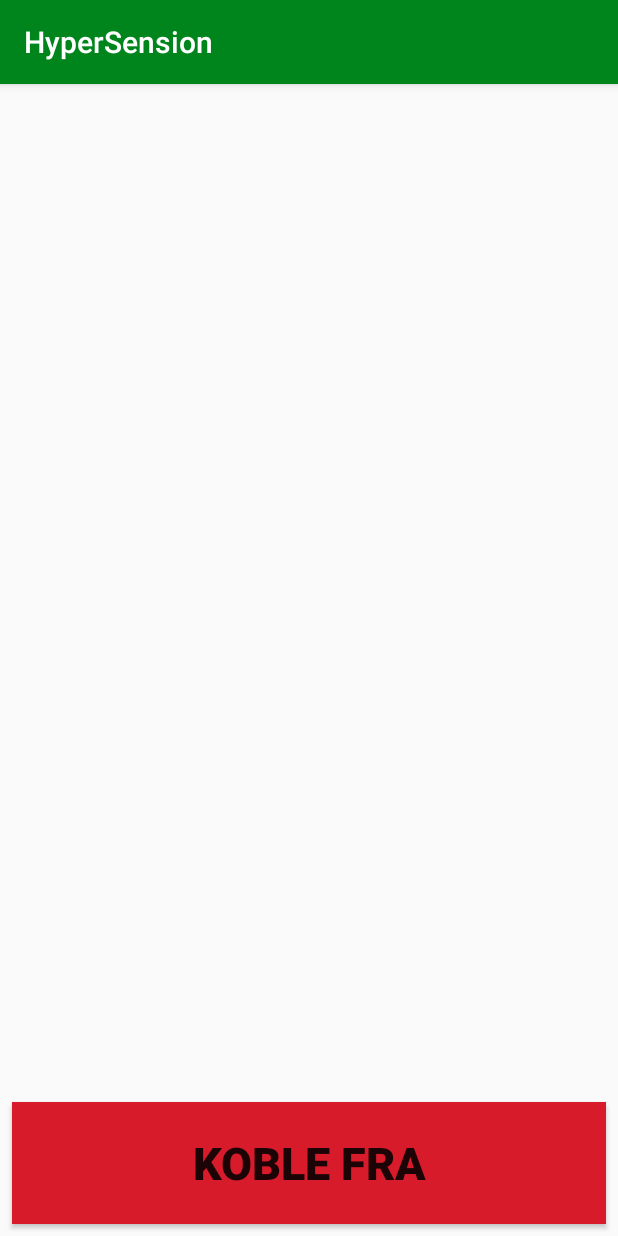
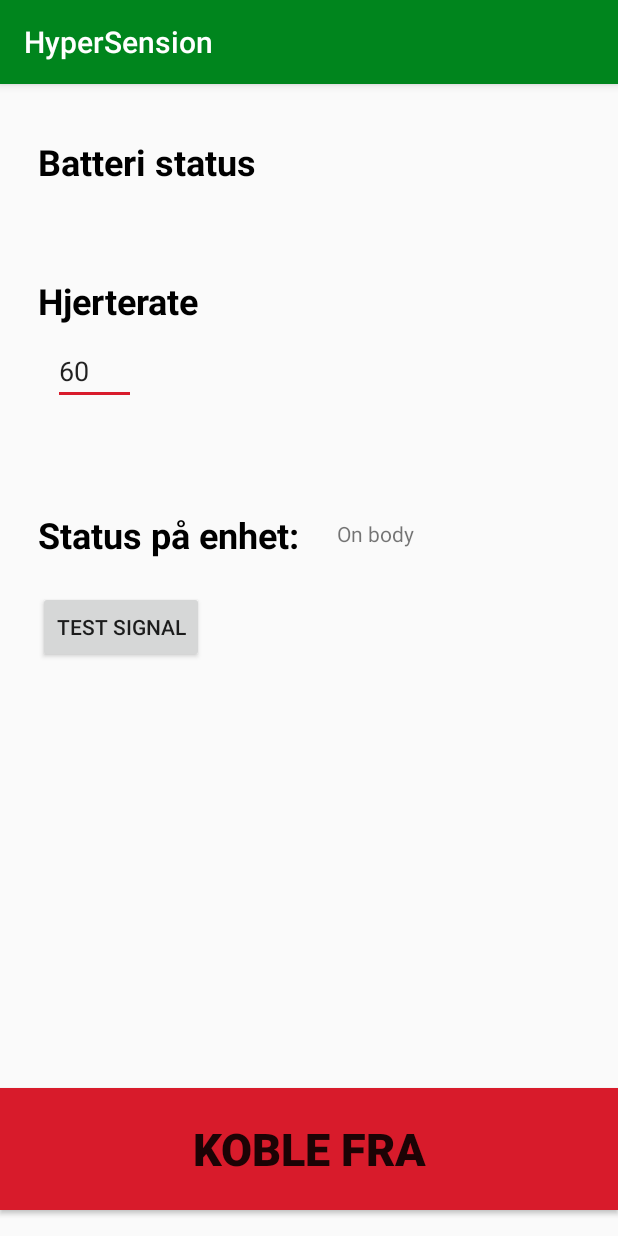
Before and after one commit to andreash97/HyperSensionApp, an Android app: the ConnectedActivity screen opened directly, with no data from a screen before it, on a phone screen of 412 x 824 dp. Run offline under Robolectric (Android 15) with nearby library versions, the phone set to English and light mode, and no system bars.

Commit message:
connect and disconnect, some xml

```diff
--- a/app/src/main/res/layout/connected.xml
+++ b/app/src/main/res/layout/connected.xml
@@ -12,9 +12,59 @@
             android:layout_width="0dp"
             android:layout_height="81dp"
             android:id="@+id/disconnectbutton" app:layout_constraintStart_toStartOf="parent"
-            android:layout_marginLeft="8dp"
-            android:layout_marginStart="8dp" app:layout_constraintEnd_toEndOf="parent" android:layout_marginEnd="8dp"
-            android:layout_marginRight="8dp" android:layout_marginBottom="8dp"
+            app:layout_constraintEnd_toEndOf="parent"
             app:layout_constraintBottom_toBottomOf="parent" android:background="@color/colorAccent"
-            android:textStyle="normal|bold" android:textSize="30sp"/>
+            android:textStyle="normal|bold" android:textSize="30sp" android:layout_marginTop="265dp"
+            app:layout_constraintTop_toBottomOf="@+id/testsignalbutton"/>
+    <TextView
+            android:text="@string/batterystatustext"
+            android:layout_width="wrap_content"
+            android:layout_height="wrap_content"
+            android:id="@+id/batterystatustext" android:textSize="24sp"
+            android:textStyle="bold" android:textColor="@android:color/black"
+            android:layout_marginStart="25dp"
+            app:layout_constraintStart_toStartOf="parent" android:layout_marginLeft="25dp"
+            android:layout_marginTop="35dp" app:layout_constraintTop_toTopOf="parent"/>
+    <TextView
+            android:text="@string/hrtext"
+            android:layout_width="wrap_content"
+            android:layout_height="wrap_content"
+            android:id="@+id/hrtext" android:textStyle="bold"
+            android:textSize="24sp" android:textColor="@android:color/black"
+            android:layout_marginStart="25dp" app:layout_constraintStart_toStartOf="parent"
+            android:layout_marginLeft="25dp" android:layout_marginTop="60dp"
+            app:layout_constraintTop_toBottomOf="@+id/batterystatustext"/>
+    <TextView
+            android:text="@string/devicestatustext"
+            android:layout_width="wrap_content"
+            android:layout_height="wrap_content"
+            android:id="@+id/devicestatustext" android:textStyle="bold"
+            android:textSize="24sp" android:textColor="@android:color/black"
+            android:layout_marginStart="25dp"
+            app:layout_constraintStart_toStartOf="parent" android:layout_marginLeft="25dp"
+            android:layout_marginTop="70dp" app:layout_constraintTop_toBottomOf="@+id/hr"/>
+    <Button
+            android:text="@string/testsignaltext"
+            android:layout_width="wrap_content"
+            android:layout_height="wrap_content"
+            android:id="@+id/testsignalbutton" app:layout_constraintStart_toStartOf="parent"
+            android:layout_marginLeft="25dp" android:layout_marginStart="25dp" android:layout_marginTop="21dp"
+            app:layout_constraintTop_toBottomOf="@+id/devicestatustext"/>
+    <TextView
+            android:text="@string/devicestatus"
+            android:layout_width="66dp"
+            android:layout_height="20dp"
+            android:id="@+id/devicestatus"
+            app:layout_constraintStart_toEndOf="@+id/devicestatustext" android:layout_marginLeft="25dp"
+            android:layout_marginStart="25dp" android:layout_marginTop="290dp"
+            app:layout_constraintTop_toTopOf="parent"/>
+    <EditText
+            android:layout_width="55dp"
+            android:layout_height="wrap_content"
+            android:ems="10"
+            android:id="@+id/hr"
+            android:text="60" android:inputType="number" android:singleLine="false" android:selectAllOnFocus="false"
+            android:layout_marginStart="35dp" app:layout_constraintStart_toStartOf="parent"
+            android:layout_marginLeft="35dp" android:layout_marginTop="8dp"
+            app:layout_constraintTop_toBottomOf="@+id/hrtext" android:autofillHints=""/>
 </android.support.constraint.ConstraintLayout>
--- a/app/src/main/res/layout/content_main.xml
+++ b/app/src/main/res/layout/content_main.xml
@@ -25,8 +25,8 @@
             android:text="@string/connect"
 
             app:layout_constraintStart_toStartOf="parent"
-            app:layout_constraintEnd_toEndOf="parent" android:layout_marginEnd="8dp" android:layout_marginRight="8dp"
-            android:layout_marginBottom="8dp" app:layout_constraintBottom_toBottomOf="parent"
+            app:layout_constraintEnd_toEndOf="parent"
+            app:layout_constraintBottom_toBottomOf="parent"
             android:background="@color/colorPrimary" android:textSize="30sp" android:textStyle="bold"/>
 
 
--- a/app/src/main/res/values/strings.xml
+++ b/app/src/main/res/values/strings.xml
@@ -3,4 +3,9 @@
     <string name="action_settings">Settings</string>
     <string name="connect">Koble til</string>
     <string name="disconnect">Koble fra</string>
+    <string name="batterystatustext">Batteri status</string>
+    <string name="hrtext">Hjerterate</string>
+    <string name="devicestatustext">Status på enhet:</string>
+    <string name="devicestatus">On body</string>
+    <string name="testsignaltext">Test signal</string>
 </resources>
```
